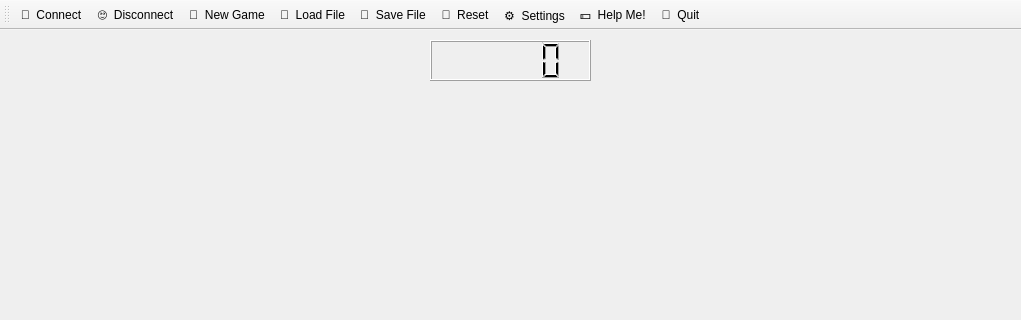
Qt form mainwindow.ui (LyricZhao/QtChineseChess) before a commit; both pictures show x 0 to 1021 and y 0 to 320 of the 1021 by 722 pixel window.
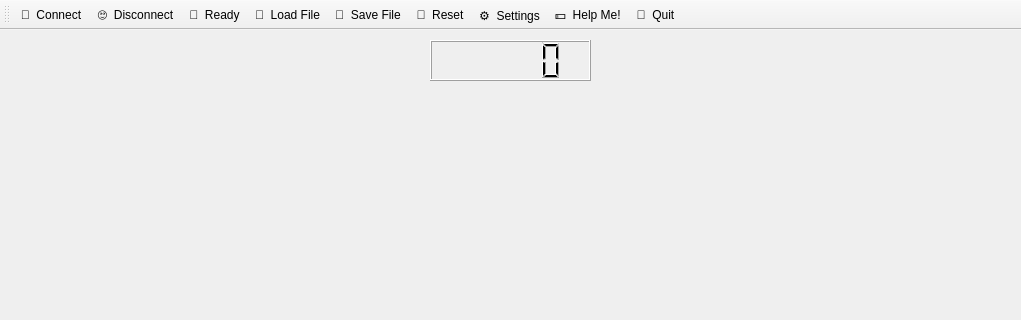
The same form after that commit. Icons and pictures are not drawn.

```diff
--- a/mainwindow.ui
+++ b/mainwindow.ui
@@ -66,7 +66,7 @@
   </widget>
   <action name="actionNew_Game">
    <property name="text">
-    <string>🤔  New Game</string>
+    <string>🤔  Ready</string>
    </property>
    <property name="toolTip">
     <string>Connect to a new game!</string>
```
Left out of the diff: 2 changed lines with no effect on the pictures.
